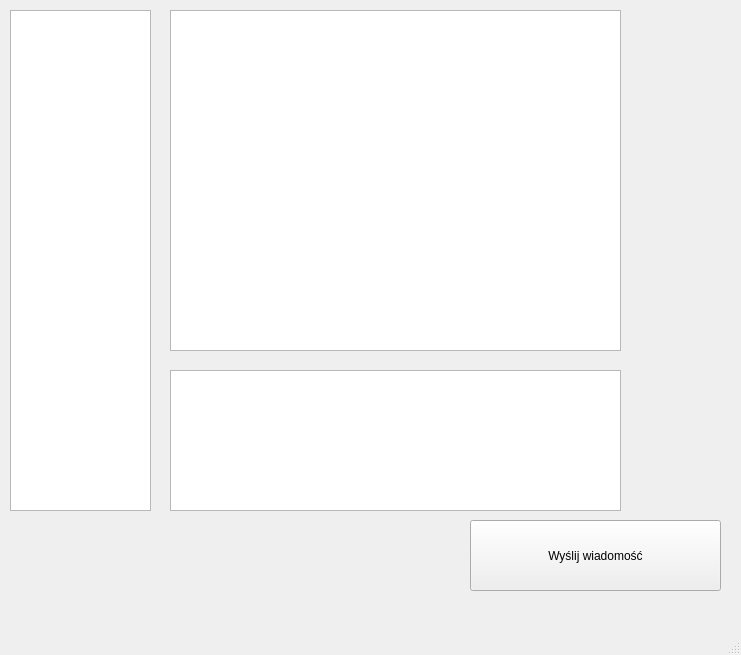
This is Frontend/Main/UiFiles/Main_window.ui in sasuke5055/Python-messenger1 as Qt 5 draws it before an edit. The edited form follows.
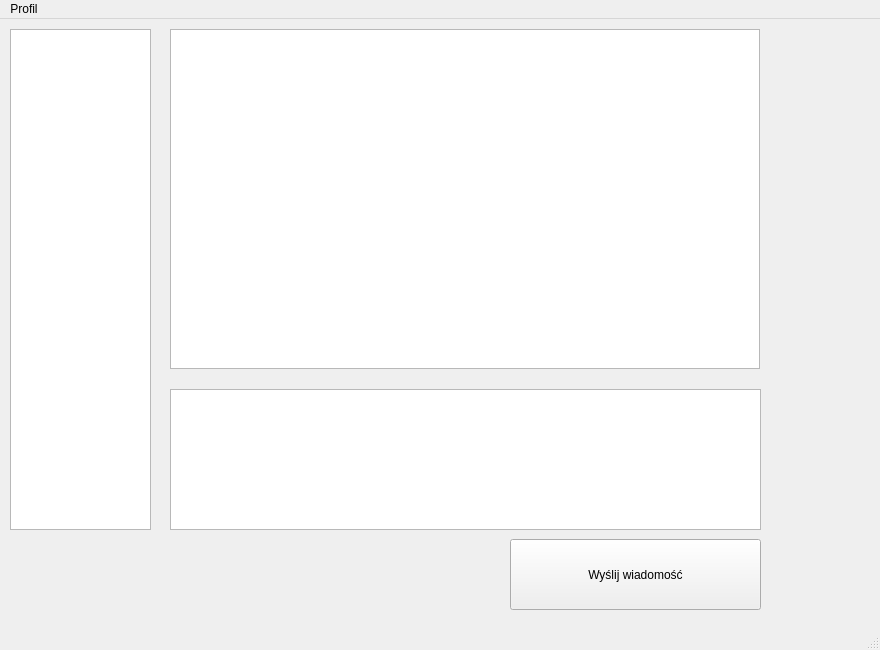
This is the edited form.

Diff of the .ui file:
```diff
--- a/Frontend/Main/UiFiles/Main_window.ui
+++ b/Frontend/Main/UiFiles/Main_window.ui
@@ -6,8 +6,8 @@
    <rect>
     <x>0</x>
     <y>0</y>
-    <width>741</width>
-    <height>655</height>
+    <width>880</width>
+    <height>650</height>
    </rect>
   </property>
   <property name="windowTitle">
@@ -32,10 +32,22 @@
      <rect>
       <x>170</x>
       <y>10</y>
-      <width>451</width>
-      <height>341</height>
+      <width>590</width>
+      <height>340</height>
      </rect>
     </property>
+    <property name="minimumSize">
+     <size>
+      <width>590</width>
+      <height>340</height>
+     </size>
+    </property>
+    <property name="maximumSize">
+     <size>
+      <width>590</width>
+      <height>340</height>
+     </size>
+    </property>
     <property name="styleSheet">
      <string notr="true"/>
     </property>
@@ -48,7 +60,7 @@
      <rect>
       <x>170</x>
       <y>370</y>
-      <width>451</width>
+      <width>591</width>
       <height>141</height>
      </rect>
     </property>
@@ -59,7 +71,7 @@
    <widget class="QPushButton" name="button_send_message">
     <property name="geometry">
      <rect>
-      <x>470</x>
+      <x>510</x>
       <y>520</y>
       <width>251</width>
       <height>71</height>
@@ -84,10 +96,18 @@
     <rect>
      <x>0</x>
      <y>0</y>
-     <width>741</width>
-     <height>21</height>
+     <width>880</width>
+     <height>22</height>
     </rect>
    </property>
+   <widget class="QMenu" name="menu_profile">
+    <property name="title">
+     <string>Profil</string>
+    </property>
+    <addaction name="action_change_pass"/>
+    <addaction name="action_change_infos"/>
+   </widget>
+   <addaction name="menu_profile"/>
   </widget>
   <widget class="QStatusBar" name="statusbar"/>
  </widget>
```
Left out of the diff: 10 changed lines with no effect on the pictures.
